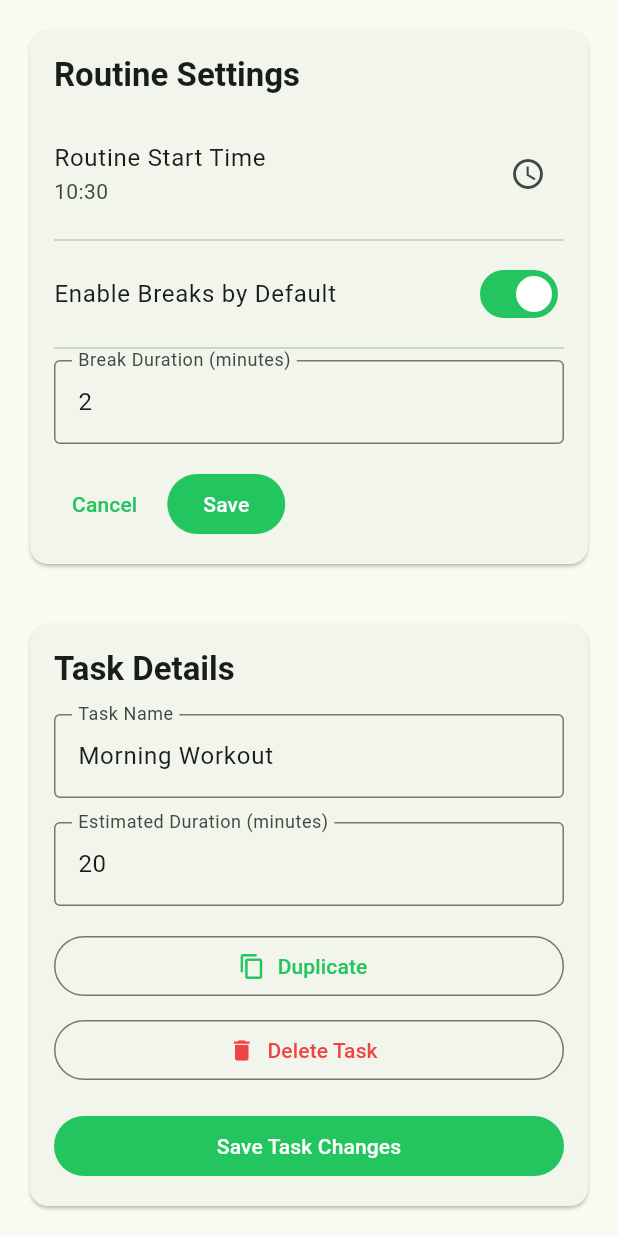
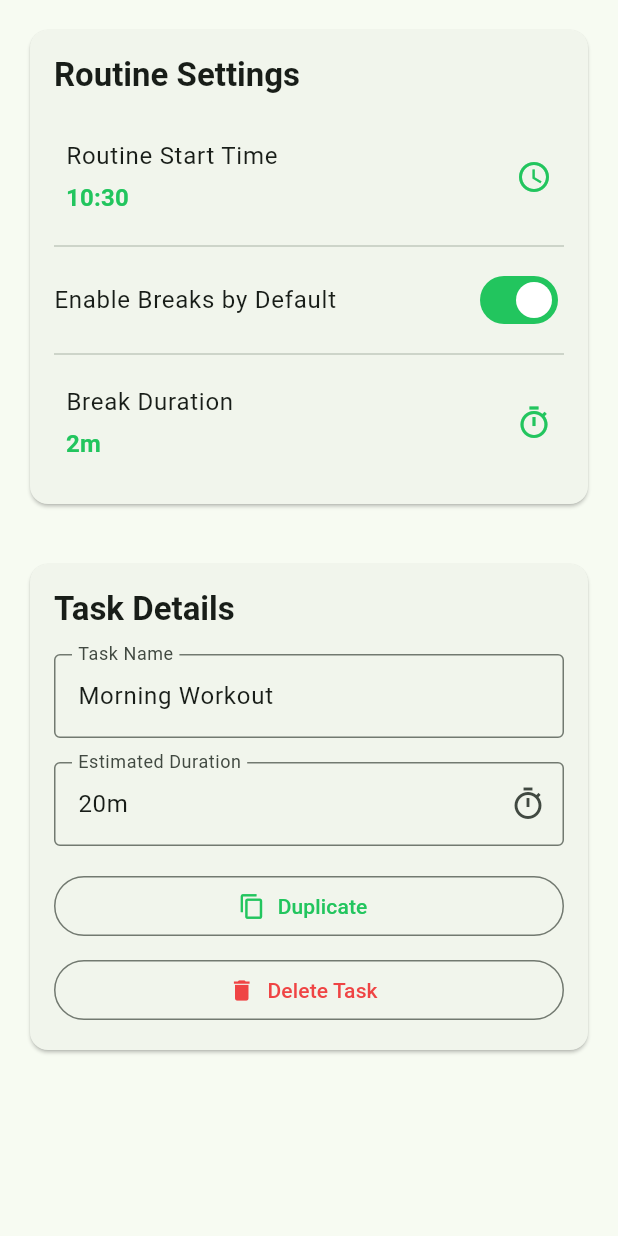
Before and after one commit to tsteward/routine-timer, a Flutter app: the _SettingsAndDetailsColumn widget shown alone on an empty page, opened directly, on a phone screen of 412 x 824 dp. Run offline on Flutter 3.47's test engine with Material 3 defaults, Android fonts, the phone set to English and light mode, and no system bars; our stand-ins replace equatable, flutter_bloc; missing offline and left inert: bloc_dev_tools.

Commit message:
Refactor task and routine settings UI to use InkWell
Co-authored-by: tsteward0 <tsteward0@gmail.com>

```diff
--- a/lib/src/screens/task_management_screen.dart
+++ b/lib/src/screens/task_management_screen.dart
@@ -239,20 +239,15 @@ class _SettingsAndDetailsColumn extends StatefulWidget {
 }
 
 class _SettingsAndDetailsColumnState extends State<_SettingsAndDetailsColumn> {
-  // Controllers for routine settings
-  final _breakDurationController = TextEditingController();
-  TimeOfDay? _selectedTime;
-  bool? _breaksEnabledByDefault;
-
   // Controllers for task details
   final _taskNameController = TextEditingController();
-  final _taskDurationController = TextEditingController();
+
+  // Track if we're currently updating from bloc to prevent feedback loops
+  bool _isUpdatingFromBloc = false;
 
   @override
   void dispose() {
-    _breakDurationController.dispose();
     _taskNameController.dispose();
-    _taskDurationController.dispose();
     super.dispose();
   }
 
@@ -270,28 +265,13 @@ class _SettingsAndDetailsColumnState extends State<_SettingsAndDetailsColumn> {
             ? model.tasks[model.currentTaskIndex]
             : null;
 
-        // Initialize task controllers
-        if (selectedTask != null) {
+        // Initialize task name controller
+        if (selectedTask != null && !_isUpdatingFromBloc) {
           if (_taskNameController.text != selectedTask.name) {
+            _isUpdatingFromBloc = true;
             _taskNameController.text = selectedTask.name;
+            _isUpdatingFromBloc = false;
           }
-          final durationMinutes = (selectedTask.estimatedDuration / 60).round();
-          if (_taskDurationController.text != durationMinutes.toString()) {
-            _taskDurationController.text = durationMinutes.toString();
-          }
-        }
-
-        // Initialize routine settings controllers
-        if (_selectedTime == null) {
-          final startTime = DateTime.fromMillisecondsSinceEpoch(
-            model.settings.startTime,
-          );
-          _selectedTime = TimeOfDay.fromDateTime(startTime);
-        }
-        _breaksEnabledByDefault ??= model.settings.breaksEnabledByDefault;
-        final breakMinutes = (model.settings.defaultBreakDuration / 60).round();
-        if (_breakDurationController.text != breakMinutes.toString()) {
-          _breakDurationController.text = breakMinutes.toString();
         }
 
         return SingleChildScrollView(
@@ -330,13 +310,44 @@ class _SettingsAndDetailsColumnState extends State<_SettingsAndDetailsColumn> {
             ),
             const SizedBox(height: 16),
             // Routine Start Time
-            ListTile(
-              contentPadding: EdgeInsets.zero,
-              title: const Text('Routine Start Time'),
-              subtitle: Text(_formatTimeOfDay(_selectedTime!)),
-              trailing: IconButton(
-                icon: const Icon(Icons.access_time),
-                onPressed: () => _pickStartTime(context),
+            InkWell(
+              onTap: () => _pickStartTime(context, model),
+              borderRadius: BorderRadius.circular(8),
+              child: Padding(
+                padding: const EdgeInsets.symmetric(
+                  vertical: 12,
+                  horizontal: 8,
+                ),
+                child: Row(
+                  children: [
+                    Expanded(
+                      child: Column(
+                        crossAxisAlignment: CrossAxisAlignment.start,
+                        children: [
+                          Text(
+                            'Routine Start Time',
+                            style: theme.textTheme.bodyLarge,
+                          ),
+                          const SizedBox(height: 4),
+                          Text(
+                            _formatTimeOfDay(
+                              TimeOfDay.fromDateTime(
+                                DateTime.fromMillisecondsSinceEpoch(
+                                  model.settings.startTime,
+                                ),
+                              ),
+                            ),
+                            style: theme.textTheme.titleMedium?.copyWith(
+                              color: theme.colorScheme.primary,
+                              fontWeight: FontWeight.w600,
+                            ),
+                          ),
+                        ],
+                      ),
+                    ),
+                    Icon(Icons.access_time, color: theme.colorScheme.primary),
+                  ],
+                ),
               ),
             ),
             const Divider(),
@@ -344,39 +355,51 @@ class _SettingsAndDetailsColumnState extends State<_SettingsAndDetailsColumn> {
             SwitchListTile(
               contentPadding: EdgeInsets.zero,
               title: const Text('Enable Breaks by Default'),
-              value: _breaksEnabledByDefault!,
+              value: model.settings.breaksEnabledByDefault,
               onChanged: (value) {
-                setState(() {
-                  _breaksEnabledByDefault = value;
-                });
+                _updateBreaksEnabledByDefault(context, model, value);
               },
             ),
             const Divider(),
             // Break Duration
-            TextField(
-              controller: _breakDurationController,
-              decoration: const InputDecoration(
-                labelText: 'Break Duration (minutes)',
-                border: OutlineInputBorder(),
+            InkWell(
+              onTap: () => _pickBreakDuration(context, model),
+              borderRadius: BorderRadius.circular(8),
+              child: Padding(
+                padding: const EdgeInsets.symmetric(
+                  vertical: 12,
+                  horizontal: 8,
                 ),
-              keyboardType: TextInputType.number,
+                child: Row(
+                  children: [
+                    Expanded(
+                      child: Column(
+                        crossAxisAlignment: CrossAxisAlignment.start,
+                        children: [
+                          Text(
+                            'Break Duration',
+                            style: theme.textTheme.bodyLarge,
                           ),
-            const SizedBox(height: 16),
-            // Cancel and Save buttons
-            Wrap(
-              alignment: WrapAlignment.end,
-              spacing: 8,
-              runSpacing: 8,
-              children: [
-                TextButton(
-                  onPressed: () => _cancelSettingsChanges(model),
-                  child: const Text('Cancel'),
+                          const SizedBox(height: 4),
+                          Text(
+                            _formatDuration(
+                              model.settings.defaultBreakDuration,
                             ),
-                FilledButton(
-                  onPressed: () => _saveSettingsChanges(context, model),
-                  child: const Text('Save'),
+                            style: theme.textTheme.titleMedium?.copyWith(
+                              color: theme.colorScheme.primary,
+                              fontWeight: FontWeight.w600,
+                            ),
                           ),
                         ],
+                      ),
+                    ),
+                    Icon(
+                      Icons.timer_outlined,
+                      color: theme.colorScheme.primary,
+                    ),
+                  ],
+                ),
+              ),
             ),
           ],
         ),
@@ -411,16 +434,28 @@ class _SettingsAndDetailsColumnState extends State<_SettingsAndDetailsColumn> {
                 labelText: 'Task Name',
                 border: OutlineInputBorder(),
               ),
+              onChanged: (value) {
+                if (!_isUpdatingFromBloc) {
+                  _updateTaskName(context, model, task, value);
+                }
+              },
             ),
             const SizedBox(height: 16),
             // Estimated Duration
-            TextField(
-              controller: _taskDurationController,
+            InkWell(
+              onTap: () => _pickTaskDuration(context, model, task),
+              borderRadius: BorderRadius.circular(8),
+              child: InputDecorator(
                 decoration: const InputDecoration(
-                labelText: 'Estimated Duration (minutes)',
+                  labelText: 'Estimated Duration',
                   border: OutlineInputBorder(),
+                  suffixIcon: Icon(Icons.timer_outlined),
                 ),
-              keyboardType: TextInputType.number,
+                child: Text(
+                  _formatDuration(task.estimatedDuration),
+                  style: theme.textTheme.bodyLarge,
+                ),
+              ),
             ),
             const SizedBox(height: 16),
             // Duplicate button
@@ -447,110 +482,142 @@ class _SettingsAndDetailsColumnState extends State<_SettingsAndDetailsColumn> {
                 ),
               ),
             ),
-            const SizedBox(height: 16),
-            // Save task changes button
-            SizedBox(
-              width: double.infinity,
-              child: FilledButton(
-                onPressed: () => _saveTaskChanges(context, model, task),
-                child: const Text('Save Task Changes'),
-              ),
-            ),
           ],
         ),
       ),
     );
   }
 
-  Future<void> _pickStartTime(BuildContext context) async {
+  Future<void> _pickStartTime(
+    BuildContext context,
+    RoutineStateModel model,
+  ) async {
+    final currentTime = TimeOfDay.fromDateTime(
+      DateTime.fromMillisecondsSinceEpoch(model.settings.startTime),
+    );
+
     final picked = await showTimePicker(
       context: context,
-      initialTime: _selectedTime!,
+      initialTime: currentTime,
     );
-    if (picked != null) {
-      setState(() {
-        _selectedTime = picked;
-      });
-    }
-  }
 
-  void _cancelSettingsChanges(RoutineStateModel model) {
-    setState(() {
-      final startTime = DateTime.fromMillisecondsSinceEpoch(
-        model.settings.startTime,
-      );
-      _selectedTime = TimeOfDay.fromDateTime(startTime);
-      _breaksEnabledByDefault = model.settings.breaksEnabledByDefault;
-      final breakMinutes = (model.settings.defaultBreakDuration / 60).round();
-      _breakDurationController.text = breakMinutes.toString();
-    });
-  }
-
-  void _saveSettingsChanges(BuildContext context, RoutineStateModel model) {
-    final breakMinutes = int.tryParse(_breakDurationController.text) ?? 0;
-    if (breakMinutes <= 0) {
-      ScaffoldMessenger.of(context).showSnackBar(
-        const SnackBar(content: Text('Break duration must be greater than 0')),
-      );
-      return;
-    }
-
+    if (picked != null && mounted) {
       // Create a DateTime from the selected time
       final now = DateTime.now();
       final startTime = DateTime(
         now.year,
         now.month,
         now.day,
-      _selectedTime!.hour,
-      _selectedTime!.minute,
+        picked.hour,
+        picked.minute,
       );
 
       final updatedSettings = model.settings.copyWith(
         startTime: startTime.millisecondsSinceEpoch,
-      breaksEnabledByDefault: _breaksEnabledByDefault,
-      defaultBreakDuration: breakMinutes * 60,
       );
 
+      // ignore: use_build_context_synchronously
       context.read<RoutineBloc>().add(UpdateSettings(updatedSettings));
-
-    ScaffoldMessenger.of(context).showSnackBar(
-      const SnackBar(content: Text('Settings saved successfully')),
-    );
+    }
   }
 
-  void _saveTaskChanges(
+  Future<void> _pickBreakDuration(
     BuildContext context,
     RoutineStateModel model,
-    TaskModel task,
-  ) {
-    final taskName = _taskNameController.text.trim();
-    if (taskName.isEmpty) {
-      ScaffoldMessenger.of(context).showSnackBar(
-        const SnackBar(content: Text('Task name cannot be empty')),
+  ) async {
+    final currentDuration = model.settings.defaultBreakDuration;
+    final hours = currentDuration ~/ 3600;
+    final minutes = (currentDuration % 3600) ~/ 60;
+
+    final picked = await showTimePicker(
+      context: context,
+      initialTime: TimeOfDay(hour: hours, minute: minutes),
+      helpText: 'Select Break Duration',
     );
-      return;
-    }
 
-    final durationMinutes = int.tryParse(_taskDurationController.text) ?? 0;
-    if (durationMinutes <= 0) {
+    if (picked != null && mounted) {
+      final durationInSeconds = (picked.hour * 3600) + (picked.minute * 60);
+
+      if (durationInSeconds <= 0) {
+        // ignore: use_build_context_synchronously
         ScaffoldMessenger.of(context).showSnackBar(
           const SnackBar(content: Text('Duration must be greater than 0')),
         );
         return;
       }
 
-    final updatedTask = task.copyWith(
-      name: taskName,
-      estimatedDuration: durationMinutes * 60,
+      final updatedSettings = model.settings.copyWith(
+        defaultBreakDuration: durationInSeconds,
       );
+
+      // ignore: use_build_context_synchronously
+      context.read<RoutineBloc>().add(UpdateSettings(updatedSettings));
+    }
+  }
+
+  void _updateBreaksEnabledByDefault(
+    BuildContext context,
+    RoutineStateModel model,
+    bool value,
+  ) {
+    final updatedSettings = model.settings.copyWith(
+      breaksEnabledByDefault: value,
+    );
+
+    context.read<RoutineBloc>().add(UpdateSettings(updatedSettings));
+  }
+
+  void _updateTaskName(
+    BuildContext context,
+    RoutineStateModel model,
+    TaskModel task,
+    String value,
+  ) {
+    final trimmedName = value.trim();
+    if (trimmedName.isEmpty) {
+      return; // Don't update with empty name
+    }
+
+    final updatedTask = task.copyWith(name: value);
 
     context.read<RoutineBloc>().add(
       UpdateTask(index: model.currentTaskIndex, task: updatedTask),
     );
+  }
 
-    ScaffoldMessenger.of(
-      context,
-    ).showSnackBar(const SnackBar(content: Text('Task updated successfully')));
+  Future<void> _pickTaskDuration(
+    BuildContext context,
+    RoutineStateModel model,
+    TaskModel task,
+  ) async {
+    final currentDuration = task.estimatedDuration;
+    final hours = currentDuration ~/ 3600;
+    final minutes = (currentDuration % 3600) ~/ 60;
+
+    final picked = await showTimePicker(
+      context: context,
+      initialTime: TimeOfDay(hour: hours, minute: minutes),
+      helpText: 'Select Task Duration',
+    );
+
+    if (picked != null && mounted) {
+      final durationInSeconds = (picked.hour * 3600) + (picked.minute * 60);
+
+      if (durationInSeconds <= 0) {
+        // ignore: use_build_context_synchronously
+        ScaffoldMessenger.of(context).showSnackBar(
+          const SnackBar(content: Text('Duration must be greater than 0')),
+        );
+        return;
+      }
+
+      final updatedTask = task.copyWith(estimatedDuration: durationInSeconds);
+
+      // ignore: use_build_context_synchronously
+      context.read<RoutineBloc>().add(
+        UpdateTask(index: model.currentTaskIndex, task: updatedTask),
+      );
+    }
   }
 
   void _duplicateTask(BuildContext context, RoutineStateModel model) {
@@ -606,4 +673,15 @@ class _SettingsAndDetailsColumnState extends State<_SettingsAndDetailsColumn> {
     final minute = time.minute.toString().padLeft(2, '0');
     return '$hour:$minute';
   }
+
+  String _formatDuration(int seconds) {
+    final hours = seconds ~/ 3600;
+    final minutes = (seconds % 3600) ~/ 60;
+
+    if (hours > 0) {
+      return '${hours}h ${minutes}m';
+    } else {
+      return '${minutes}m';
     }
+  }
+}
```
Also changed, not shown: 1 other file. Lines whose indentation alone changed are shown as unchanged.
